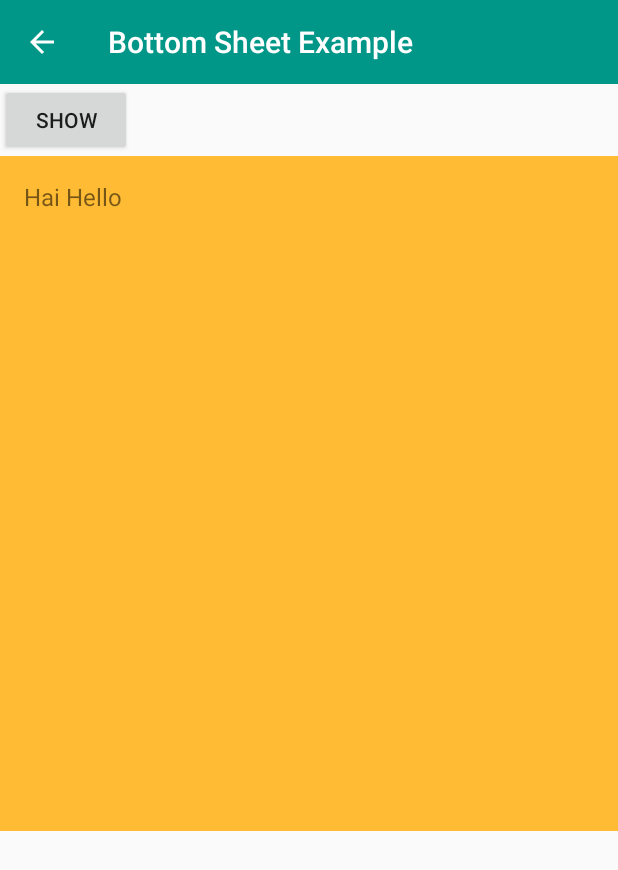
After one commit to stsmunusamy/Android_Tutor, an Android app: the BottomSheetActivity screen opened directly, with no data from a screen before it, on a phone screen of 412 x 824 dp. The commit adds this screen. Shown: the top 870 px of the screen. Run offline under Robolectric (Android 15) with nearby library versions, the phone set to English and light mode, and no system bars; 1 statement that could not run was skipped.

Commit message:
Bottom Sheet Example added

```diff
--- a/app/build.gradle
+++ b/app/build.gradle
@@ -24,7 +24,7 @@ dependencies {
     compile files('libs/gcm.jar')
 
     compile 'com.android.support:appcompat-v7:23.3.0'
-    compile 'com.android.support:design:23.3.0'
+//    compile 'com.android.support:design:23.3.0'
     compile 'com.android.support:cardview-v7:23.3.0'
     compile 'com.android.support:palette-v7:23.3.0'
     compile 'com.wang.avi:library:1.0.5'
@@ -32,4 +32,5 @@ dependencies {
     compile 'com.leo.simplearcloader:simplearcloader:1.0.+'
     compile 'com.cleveroad:androidmanimation:0.9.1'
     compile 'com.android.support:support-v4:23.3.0'
+    compile 'com.android.support:design:23.2.0'
 }
--- a/app/src/main/AndroidManifest.xml
+++ b/app/src/main/AndroidManifest.xml
@@ -61,6 +61,8 @@
 
         <activity android:name=".WifiPrinter.WifiPrinterActivity1">
         </activity>
+        <activity android:name=".BottomSheet.BottomSheetActivity">
+        </activity>
     </application>
 
 </manifest>
--- /dev/null
+++ b/app/src/main/java/com/myapps35/tutorial/BottomSheet/BottomSheetActivity.java
@@ -0,0 +1,40 @@
+package com.myapps35.tutorial.BottomSheet;
+
+import android.support.design.widget.BottomSheetBehavior;
+import android.support.v7.app.AppCompatActivity;
+import android.os.Bundle;
+import android.view.View;
+import android.widget.Button;
+
+import com.myapps35.tutorial.R;
+
+
+
+public class BottomSheetActivity extends AppCompatActivity
+{
+
+    private BottomSheetBehavior mBottomSheetBehavior;
+
+    @Override
+    protected void onCreate(Bundle savedInstanceState)
+    {
+        super.onCreate(savedInstanceState);
+        setContentView(R.layout.activity_bottom_sheet);
+
+
+        View bottomSheet = findViewById( R.id.bottom_sheet );
+        Button btnShowBottomSheet = (Button) findViewById( R.id.btnShowBottomSheet);
+
+        mBottomSheetBehavior = BottomSheetBehavior.from(bottomSheet);
+
+        btnShowBottomSheet.setOnClickListener(new View.OnClickListener()
+        {
+            @Override
+            public void onClick(View v)
+            {
+                mBottomSheetBehavior.setState(BottomSheetBehavior.STATE_EXPANDED);
+            }
+        });
+
+    }
+}
--- /dev/null
+++ b/app/src/main/res/drawable/ic_arrow_back_white_24dp.xml
@@ -0,0 +1,9 @@
+<vector xmlns:android="http://schemas.android.com/apk/res/android"
+        android:width="24dp"
+        android:height="24dp"
+        android:viewportWidth="24.0"
+        android:viewportHeight="24.0">
+    <path
+        android:fillColor="#ffffff"
+        android:pathData="M20,11H7.83l5.59,-5.59L12,4l-8,8 8,8 1.41,-1.41L7.83,13H20v-2z"/>
+</vector>
--- /dev/null
+++ b/app/src/main/res/layout/activity_bottom_sheet.xml
@@ -0,0 +1,43 @@
+<?xml version="1.0" encoding="utf-8"?>
+<LinearLayout
+    xmlns:android="http://schemas.android.com/apk/res/android"
+    xmlns:app="http://schemas.android.com/apk/res-auto"
+    xmlns:tools="http://schemas.android.com/tools"
+    android:layout_width="match_parent" android:layout_height="match_parent"
+    android:orientation="vertical"
+    tools:context="com.myapps35.tutorial.BottomSheet.BottomSheetActivity">
+
+    <Toolbar
+        android:layout_width="match_parent"
+        android:layout_height="wrap_content"
+        android:background="?attr/colorPrimary"
+        android:navigationIcon="@drawable/ic_arrow_back_white_24dp"
+        android:theme="@style/ThemeOverlay.AppCompat.Dark.ActionBar"
+        android:title="Bottom Sheet Example"
+        tools:ignore="NewApi"/>
+
+    <Button
+        android:id="@+id/btnShowBottomSheet"
+        android:layout_width="wrap_content"
+        android:layout_height="wrap_content"
+        android:text="show"/>
+
+    <android.support.v4.widget.NestedScrollView
+        android:id="@+id/bottom_sheet"
+        android:layout_width="match_parent"
+        android:layout_height="450dp"
+        android:background="@android:color/holo_orange_light"
+        android:clipToPadding="true"
+        app:layout_behavior="android.support.design.widget.BottomSheetBehavior"
+    >
+
+        <TextView
+            android:layout_width="match_parent"
+            android:layout_height="match_parent"
+            android:padding="16dp"
+            android:text="Hai Hello"
+            android:textSize="16sp"/>
+
+    </android.support.v4.widget.NestedScrollView>
+
+</LinearLayout>
```
Also changed, not shown: app/src/main/java/com/myapps35/tutorial/MyApps35Tutors.java (+13 -8 lines), app/src/main/res/layout-large/activity_main.xml (+106 -0 lines), app/src/main/res/layout/activity_main.xml (+48 -7 lines).
